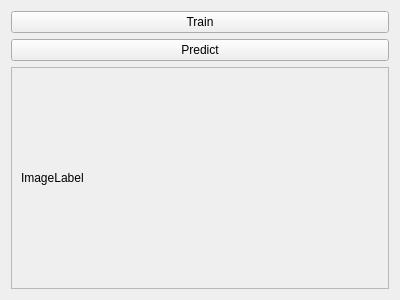
Before: the Qt Designer form source/neuralnet/source/neuralnetwidget.ui in chriamue/ai_cam, drawn with Qt 5.
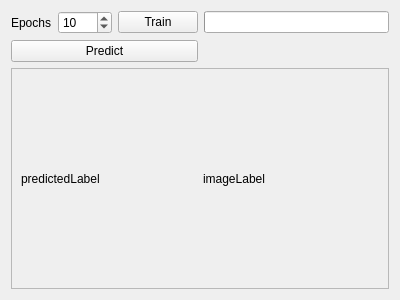
After: the same form once the commit is applied.

Patch:
```diff
--- a/source/neuralnet/source/neuralnetwidget.ui
+++ b/source/neuralnet/source/neuralnetwidget.ui
@@ -14,21 +14,51 @@
    <string>Form</string>
   </property>
   <layout class="QGridLayout" name="gridLayout">
-   <item row="1" column="0">
-    <widget class="QPushButton" name="predictButton">
-     <property name="text">
-      <string>Predict</string>
-     </property>
-    </widget>
-   </item>
-   <item row="0" column="0">
+   <item row="0" column="2">
     <widget class="QPushButton" name="trainButton">
      <property name="text">
       <string>Train</string>
      </property>
     </widget>
    </item>
-   <item row="2" column="0">
+   <item row="0" column="0">
+    <widget class="QLabel" name="label">
+     <property name="text">
+      <string>Epochs</string>
+     </property>
+    </widget>
+   </item>
+   <item row="1" column="0" colspan="3">
+    <widget class="QPushButton" name="predictButton">
+     <property name="text">
+      <string>Predict</string>
+     </property>
+    </widget>
+   </item>
+   <item row="0" column="1">
+    <widget class="QSpinBox" name="epochSpinBox">
+     <property name="minimum">
+      <number>1</number>
+     </property>
+     <property name="maximum">
+      <number>1000</number>
+     </property>
+     <property name="value">
+      <number>10</number>
+     </property>
+    </widget>
+   </item>
+   <item row="0" column="3">
+    <widget class="QProgressBar" name="progressBar">
+     <property name="value">
+      <number>0</number>
+     </property>
+     <property name="format">
+      <string/>
+     </property>
+    </widget>
+   </item>
+   <item row="2" column="0" colspan="4">
     <widget class="QScrollArea" name="scrollArea">
      <property name="widgetResizable">
       <bool>true</bool>
@@ -38,15 +68,22 @@
        <rect>
         <x>0</x>
         <y>0</y>
-        <width>362</width>
-        <height>152</height>
+        <width>368</width>
+        <height>123</height>
        </rect>
       </property>
       <layout class="QGridLayout" name="gridLayout_2">
-       <item row="0" column="0">
+       <item row="0" column="1">
         <widget class="QLabel" name="imageLabel">
          <property name="text">
-          <string>ImageLabel</string>
+          <string>imageLabel</string>
+         </property>
+        </widget>
+       </item>
+       <item row="0" column="0">
+        <widget class="QLabel" name="predictLabel">
+         <property name="text">
+          <string>predictedLabel</string>
          </property>
         </widget>
        </item>
```
Left out of the diff: 6 changed lines with no effect on the pictures.
